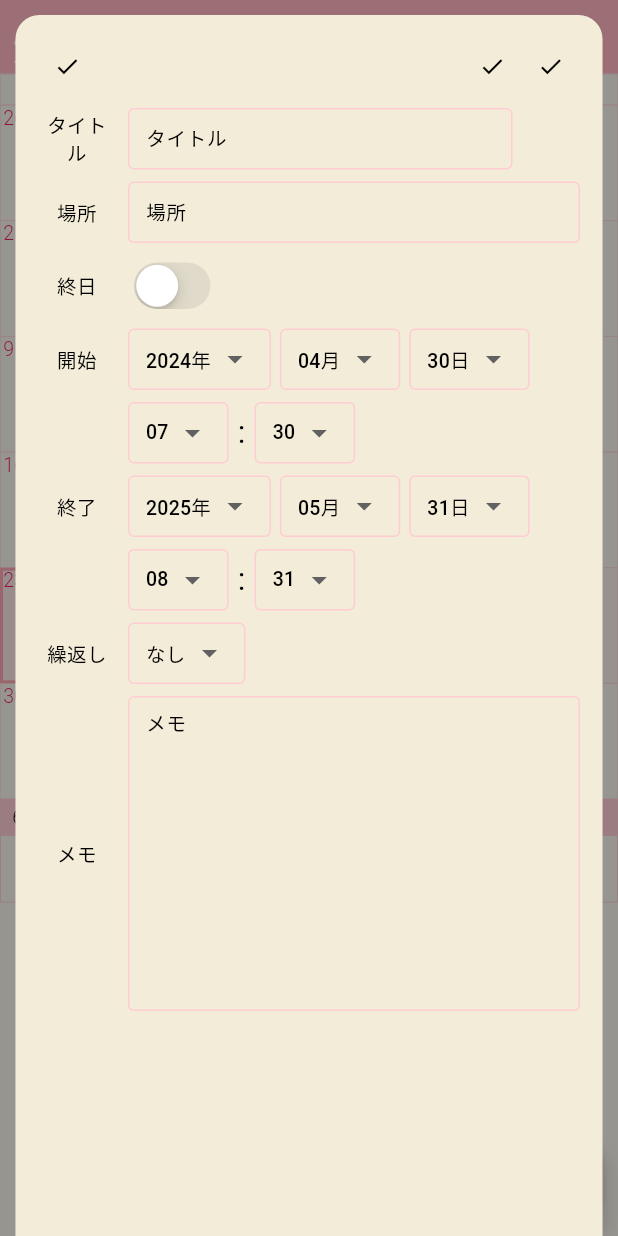
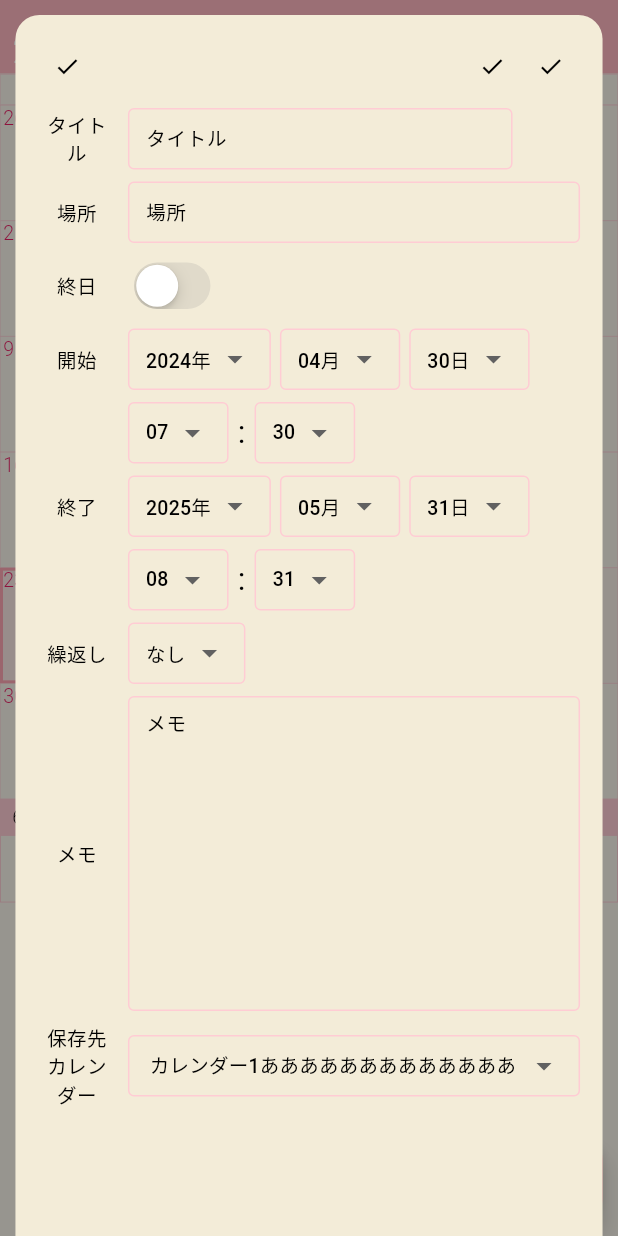
Before and after one commit to wakizaka24/scal, a Flutter app: the screen it shows after launch, scrolled down 576 dp, after a tap on the "add" icon, on a phone screen of 412 x 824 dp. Run offline on Flutter 3.47's test engine with Material 3 defaults, Android fonts, the phone set to English and light mode, and no system bars; our stand-ins replace flutter_hooks, flutter_native_timezone, hooks_riverpod; missing offline and left inert: device_calendar; Roboto replaces fonts that are missing (Murecho); statements that could not run were skipped.

Commit message:
イベント編集画面を実装する

```diff
--- a/lib/f017_event_detail_page.dart
+++ b/lib/f017_event_detail_page.dart
@@ -92,9 +92,8 @@ class _EventDetailPage extends ConsumerState<EventDetailPage> {
     final formRepeatEndYear = useState<int?>(null);
     final formRepeatEndMonth = useState<int?>(null);
     final formRepeatEndDay = useState<int?>(null);
-    final formRepeatEndHour = useState<int?>(null);
-    final formRepeatEndMinute = useState<int?>(null);
     final calendarId = useState('TEST_ID_1');
+    final prevCalendarId = useState('TEST_ID_1');
 
     final yearList = useState<List<String>>([]);
     final monthList = useState<List<String>>([]);
@@ -201,6 +200,10 @@ class _EventDetailPage extends ConsumerState<EventDetailPage> {
         enabledBorder: OutlineInputBorder(
             borderSide: BorderSide(
                 color: colorConfig.eventListTitleBgColor, width: 1)
+        ),
+        disabledBorder: OutlineInputBorder(
+            borderSide: BorderSide(
+                color: colorConfig.eventListTitleBgColor, width: 2)
         ),
         focusedBorder: OutlineInputBorder(
             borderSide: BorderSide(
@@ -326,7 +329,6 @@ class _EventDetailPage extends ConsumerState<EventDetailPage> {
                   child: SizedBox(
                       height: 41,
                       child: TextField(
-                        // controller: textField1Controller,
                           style: const TextStyle(fontSize: 13),
                           decoration: inputDecorationMaker(hintText: 'タイトル'),
                           // keyboardType: TextInputType.multiline,
@@ -359,7 +361,6 @@ class _EventDetailPage extends ConsumerState<EventDetailPage> {
                     child: SizedBox(
                         height: 41,
                         child: TextField(
-                          // controller: textField1Controller,
                             style: const TextStyle(fontSize: 13),
                             decoration: inputDecorationMaker(hintText: '場所'),
                             // keyboardType: TextInputType.multiline,
@@ -814,8 +815,8 @@ class _EventDetailPage extends ConsumerState<EventDetailPage> {
                                 decoration: inputDecorationMaker(),
                                 value: formRepeatEndYear.value,
                                 items: yearList.value.map((year) {
-                                return dropdownMenuItemMaker<int>(int.parse(year),
-                                    '$year年');
+                                  return dropdownMenuItemMaker<int>(int
+                                      .parse(year), '$year年');
                                 }).toList(),
                                 onChanged: (value) async {
                                   formRepeatEndYear.value = value!;
@@ -843,8 +844,8 @@ class _EventDetailPage extends ConsumerState<EventDetailPage> {
                                 decoration: inputDecorationMaker(),
                                 value: formRepeatEndMonth.value,
                                 items: monthList.value.map((month) {
-                                return dropdownMenuItemMaker<int>(int.parse(month),
-                                    '$month月');
+                                  return dropdownMenuItemMaker<int>(int
+                                      .parse(month), '$month月');
                                 }).toList(),
                                 onChanged: (value) async {
                                   formRepeatEndMonth.value = value!;
@@ -898,12 +899,13 @@ class _EventDetailPage extends ConsumerState<EventDetailPage> {
                         )
                     )
                 ),
+
                 const SizedBox(width: 8),
+
                 Expanded(
                     child: SizedBox(
                         height: 210,
                         child: TextField(
-                          // controller: textField1Controller,
                             style: const TextStyle(fontSize: 13),
                             decoration: inputDecorationMaker(hintText: 'メモ'),
                             // keyboardType: TextInputType.multiline,
@@ -920,7 +922,75 @@ class _EventDetailPage extends ConsumerState<EventDetailPage> {
                 ),
               ]),
 
-              const Spacer(),
+              const SizedBox(height: 8),
+
+              Row(children: [
+                SizedBox(width: 52,
+                    child: Text('保存先カレンダー',
+                        textAlign: TextAlign.center,
+                        style: TextStyle(
+                            fontSize: 13,
+                            color: normalTextColor
+                        )
+                    )
+                ),
+
+                const SizedBox(width: 8),
+
+                Expanded(child:
+                  SizedBox(
+                      height: 41,
+                      child: DropdownButtonFormField<String>(
+                        isExpanded: true,
+                        elevation: 0,
+                        dropdownColor: theme.cardColor,
+                        decoration: inputDecorationMaker(),
+                        value: calendarId.value,
+                        items: calendarList.value.map((calendar) {
+                          return dropdownMenuItemMaker<String>(
+                              calendar[0], calendar[1]);
+                        }).toList(),
+                        onChanged: (value) async {
+                          if (value != null) {
+                            calendarId.value = value;
+                          }
+                        },
+                      )
+                  )
+                ),
+              ]),
+
+              if (calendarId.value != prevCalendarId.value)
+                Column(children: [
+                  const SizedBox(height: 8),
+
+                  Row(children: [
+                    SizedBox(width: 52,
+                        child: Text('移動元カレンダー',
+                            textAlign: TextAlign.center,
+                            style: TextStyle(
+                                fontSize: 13,
+                                color: normalTextColor
+                            )
+                        )
+                    ),
+                    const SizedBox(width: 8),
+                    Expanded(
+                        child: SizedBox(
+                            height: 41,
+                            child: TextField(
+                              enabled: false,
+                              controller: TextEditingController(
+                                  text: 'カレンダー1あああああああああああああああああ'
+                                      'ああああああああああ'),
+                              style: TextStyle(fontSize: 13,
+                              color: normalTextColor),
+                              decoration: inputDecorationMaker()
+                            )
+                        )
+                    )
+                  ]),
+                ]),
             ]
         )
     );
```
Lines whose indentation alone changed are shown as unchanged.
